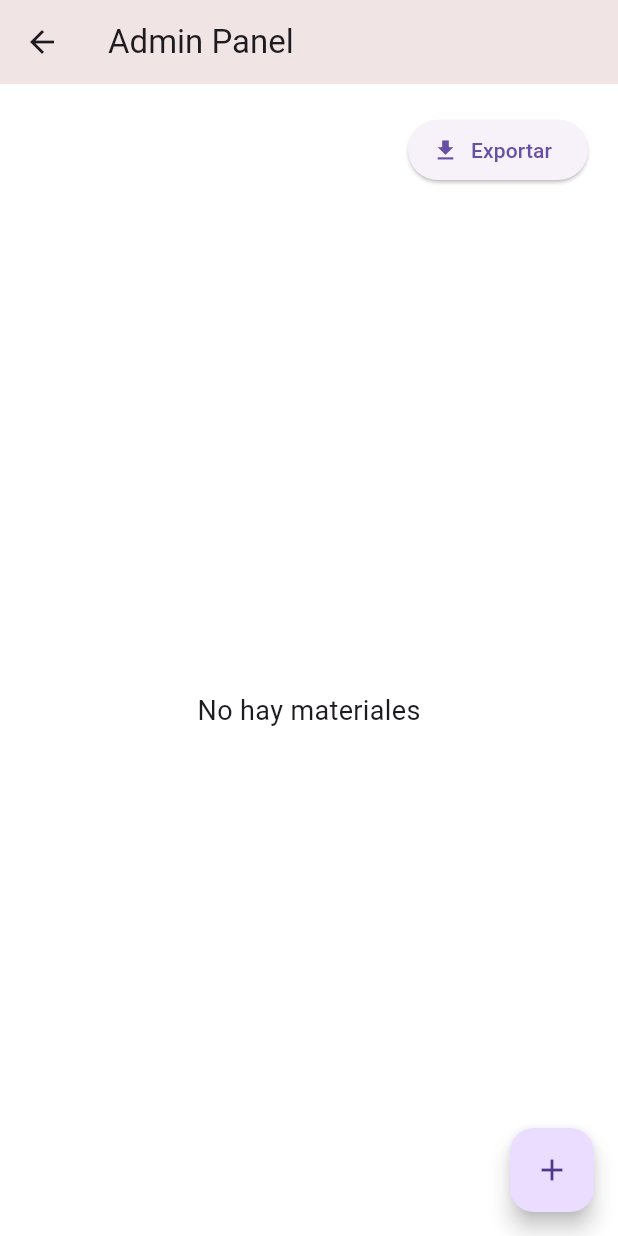
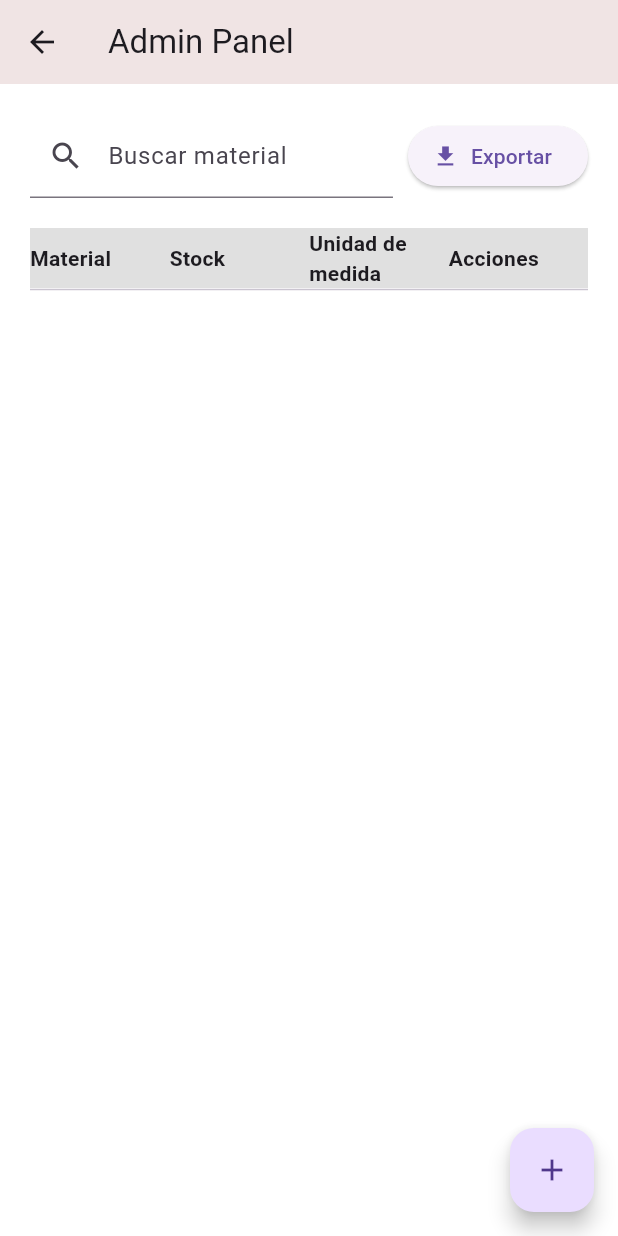
Before and after one commit to Jos1609/Laboratorio, a Flutter app: the HomeAdminScreen screen opened by its route, after a tap on the "add" icon, on a phone screen of 412 x 824 dp. Run offline on Flutter 3.47's test engine with Material 3 defaults, Android fonts, the phone set to English and light mode, and no system bars; our stand-ins replace equatable, file_picker, firebase_auth, firebase_core, firebase_database, font_awesome_flutter; missing offline and left inert: excel; accounts and stored records are empty.

Commit message:
Actualiza material - OK

```diff
--- a/lib/data/repositories/material_repository.dart
+++ b/lib/data/repositories/material_repository.dart
@@ -4,6 +4,8 @@ import 'package:firebase_database/firebase_database.dart';
 class MaterialRepository {
   final DatabaseReference _ref =
       FirebaseDatabase.instance.ref().child('materiales');
+  final DatabaseReference _materialRef = FirebaseDatabase.instance.ref().child('materiales');
+
 
   Future<void> addMaterial(String name, int stock, String unit) async {
     // Usar push() aquí para agregar un nuevo material
@@ -20,8 +22,14 @@ class MaterialRepository {
     }
   }
 
-  Future<void> updateMaterial(String id, Map<String, dynamic> newData) async {
-    await _ref.child(id).update(newData);
+  Future<void> updateMaterial(String id, Map<String, dynamic> updatedData) async {
+    try {
+      await _materialRef.child(id).update(updatedData);
+      print('Material actualizado correctamente: $id');
+    } catch (e) {
+      print('Error al actualizar el material: $e');
+      throw e; // Lanza el error para manejarlo en el UI
+    }
   }
 
   Future<void> deleteMaterial(String id) async {
--- a/lib/ui/screens/admin/home_screen.dart
+++ b/lib/ui/screens/admin/home_screen.dart
@@ -1,12 +1,10 @@
+import 'package:flutter/foundation.dart';
 import 'package:flutter/material.dart';
 import 'package:laboratorio/core/constants/app_colors.dart';
 import 'package:laboratorio/data/repositories/material_repository.dart';
 import 'package:laboratorio/ui/widgets/update_material_screen.dart';
 import 'package:firebase_database/firebase_database.dart';
 import 'package:file_picker/file_picker.dart';
-//import 'package:path_provider/path_provider.dart';
-//import 'package:permission_handler/permission_handler.dart';
-
 import 'dart:io';
 import 'package:excel/excel.dart';
 
@@ -21,9 +19,12 @@ class _HomeAdminScreenState extends State<HomeAdminScreen> {
   final MaterialRepository _materialRepo = MaterialRepository();
   late DatabaseReference _materialRef;
   List<Map<dynamic, dynamic>> materials = [];
+  List<Map<dynamic, dynamic>> filteredMaterials = [];
+  String searchQuery = "";
 
   @override
   void initState() {
+    _testFirebaseConnection();
     super.initState();
     _materialRef = FirebaseDatabase.instance.ref().child('materiales');
     _materialRef.onValue.listen((event) {
@@ -31,8 +32,47 @@ class _HomeAdminScreenState extends State<HomeAdminScreen> {
           ? Map<dynamic, dynamic>.from(event.snapshot.value as Map)
           : {};
       setState(() {
-        materials = data.values.toList().cast<Map<dynamic, dynamic>>();
+        materials = data.entries.map((entry) {
+          // Asegúrate de que cada material tenga un ID
+          return {
+            'id': entry.key, // Aquí estamos asignando el ID
+            'name': entry.value['name'],
+            'stock': entry.value['stock'],
+            'unit': entry.value['unit'],
+          };
+        }).toList();
+        _filterMaterials(); // Filtrar materiales después de cargar los datos
       });
+    });
+  }
+
+  Future<void> _testFirebaseConnection() async {
+    try {
+      DatabaseEvent event = await FirebaseDatabase.instance
+          .ref('materiales')
+          .limitToFirst(1)
+          .once();
+      print('Test query result: ${event.snapshot.value}');
+    } catch (e) {
+      print('Error en test query: $e');
+    }
+  }
+
+  void _filterMaterials() {
+    setState(() {
+      filteredMaterials = materials
+          .where((material) => material['name']
+              .toString()
+              .toLowerCase()
+              .contains(searchQuery.toLowerCase()))
+          .toList();
+    });
+  }
+
+  void _onSearchChanged(String value) {
+    setState(() {
+      searchQuery = value;
+      _filterMaterials();
     });
   }
 
@@ -43,20 +83,29 @@ class _HomeAdminScreenState extends State<HomeAdminScreen> {
       allowedExtensions: ['xlsx'],
     );
 
-    if (result != null) {
-      var bytes = File(result.files.single.path!).readAsBytesSync();
+    if (result != null && result.files.isNotEmpty) {
+      var bytes;
+
+      // Verificar si estamos en la web
+      if (kIsWeb) {
+        bytes = result.files.first.bytes;
+      } else {
+        String? filePath = result.files.single.path;
+        if (filePath != null) {
+          bytes = File(filePath).readAsBytesSync();
+        }
+      }
+
+      if (bytes != null) {
         var excel = Excel.decodeBytes(bytes);
 
         for (var table in excel.tables.keys) {
           for (var row in excel.tables[table]!.rows) {
-          // Acceder al valor directamente desde la propiedad .value de la celda
-          String materialName =
-              row[0]?.value?.toString() ?? ''; // Convertir a String
+            String materialName = row[0]?.value?.toString() ?? '';
             int? stock = (row[1]?.value is int)
                 ? (row[1]?.value as int)
-              : int.tryParse(row[1]?.value?.toString() ??
-                  ''); // Convertir a int si es necesario
-          String unit = row[2]?.value?.toString() ?? ''; // Convertir a String
+                : int.tryParse(row[1]?.value?.toString() ?? '');
+            String unit = row[2]?.value?.toString() ?? '';
 
             // Validar que los datos no sean nulos o vacíos
             if (materialName.isNotEmpty && stock != null && unit.isNotEmpty) {
@@ -85,10 +134,17 @@ class _HomeAdminScreenState extends State<HomeAdminScreen> {
             duration: Duration(seconds: 2),
           ),
         );
+      } else {
+        print("No se pudo leer el contenido del archivo.");
+      }
+    } else {
+      print("No se seleccionó ningún archivo.");
     }
   }
 
-  Future<void> _exportMaterials() async {}
+  Future<void> _exportMaterials() async {
+    // Implementar la lógica de exportación aquí
+  }
 
   @override
   Widget build(BuildContext context) {
@@ -101,54 +157,73 @@ class _HomeAdminScreenState extends State<HomeAdminScreen> {
         padding: const EdgeInsets.all(20.0),
         child: Column(
           children: [
-            Align(
-              alignment: Alignment.topRight,
-              child: ElevatedButton.icon(
+            Row(
+              mainAxisAlignment: MainAxisAlignment.spaceBetween,
+              children: [
+                Expanded(
+                  child: TextField(
+                    onChanged: _onSearchChanged,
+                    decoration: InputDecoration(
+                      labelText: 'Buscar material',
+                      prefixIcon: Icon(Icons.search),
+                    ),
+                  ),
+                ),
+                const SizedBox(width: 10),
+                ElevatedButton.icon(
                   onPressed: _exportMaterials,
                   icon: const Icon(Icons.download),
                   label: const Text('Exportar'),
                 ),
+              ],
             ),
             const SizedBox(height: 20),
+            Container(
+              color: Colors.grey[300],
+              child: Row(
+                children: const [
+                  Expanded(child: Text('Material', style: TextStyle(fontWeight: FontWeight.bold))),
+                  Expanded(child: Text('Stock', style: TextStyle(fontWeight: FontWeight.bold))),
+                  Expanded(child: Text('Unidad de medida', style: TextStyle(fontWeight: FontWeight.bold))),
+                  Expanded(child: Text('Acciones', style: TextStyle(fontWeight: FontWeight.bold))),
+                ],
+              ),
+            ),
+            const Divider(height: 2),
             Expanded(
-              child: materials.isEmpty
-                  ? const Center(
-                      child: Text(
-                        'No hay materiales',
-                        style: TextStyle(fontSize: 18),
-                      ),
-                    )
-                  : SingleChildScrollView(
-                      scrollDirection: Axis.horizontal,
-                      child: DataTable(
-                        columns: const [
-                          DataColumn(label: Text('Material')),
-                          DataColumn(label: Text('Stock')),
-                          DataColumn(label: Text('Unidad de medida')),
-                          DataColumn(label: Text('Acciones')),
-                        ],
-                        rows: materials.map((material) {
-                          return DataRow(cells: [
-                            DataCell(Text(material['name'])),
-                            DataCell(Text(material['stock'].toString())),
-                            DataCell(Text(material['unit'])),
-                            DataCell(
-                              IconButton(
+              child: SingleChildScrollView(
+                child: Column(
+                  children: filteredMaterials.map((material) {
+                    return Row(
+                      children: [
+                        Expanded(child: Text(material['name'])),
+                        Expanded(child: Text(material['stock'].toString())),
+                        Expanded(child: Text(material['unit'])),
+                        Expanded(
+                          child: IconButton(
                             icon: const Icon(Icons.edit),
                             onPressed: () {
                               showDialog(
                                 context: context,
                                 builder: (BuildContext context) {
+                                  // Usar el mapa material aquí
                                   return Dialog(
-                                        child: UpdateMaterialScreen(
-                                            material: material),
+                                    child: UpdateMaterialCard(
+                                      material: {
+                                        'id': material['id'], // Asegúrate de que el ID esté aquí
+                                        'name': material['name'],
+                                        'stock': material['stock'],
+                                        'unit': material['unit'],
+                                      },
+                                    ),
                                   );
                                 },
                               );
                             },
                           ),
                         ),
-                          ]);
+                      ],
+                    );
                   }).toList(),
                 ),
               ),
--- a/lib/ui/widgets/update_material_screen.dart
+++ b/lib/ui/widgets/update_material_screen.dart
@@ -1,26 +1,36 @@
-// Ubicación del archivo: lib/ui/widgets/update_material_screen.dart
 import 'package:flutter/material.dart';
 import 'package:laboratorio/data/repositories/material_repository.dart';
 
-class UpdateMaterialScreen extends StatelessWidget {
-  final Map material;
+class UpdateMaterialCard extends StatelessWidget {
+  final Map<String, dynamic> material; // Define el mapa como String y dinámico
 
-  const UpdateMaterialScreen({super.key, required this.material});
+  const UpdateMaterialCard({super.key, required this.material});
 
   @override
   Widget build(BuildContext context) {
-    final TextEditingController nameController = TextEditingController(text: material['name']);
-    final TextEditingController stockController = TextEditingController(text: material['stock'].toString());
-    final TextEditingController unitController = TextEditingController(text: material['unit']);
+    final TextEditingController nameController =
+        TextEditingController(text: material['name']);
+    final TextEditingController stockController =
+        TextEditingController(text: material['stock'].toString());
+    final TextEditingController unitController =
+        TextEditingController(text: material['unit']);
 
-    return Padding(
+    return Card(
+      shape: RoundedRectangleBorder(
+        borderRadius: BorderRadius.circular(12),
+      ),
+      elevation: 4,
+      child: Padding(
         padding: const EdgeInsets.all(16.0),
+        child: SizedBox(
+          width: 250, // Ajusta el ancho de la tarjeta
           child: Column(
             mainAxisSize: MainAxisSize.min,
             children: [
               TextField(
                 controller: nameController,
-            decoration: const InputDecoration(labelText: 'Nombre del material'),
+                decoration:
+                    const InputDecoration(labelText: 'Nombre del material'),
               ),
               TextField(
                 controller: stockController,
@@ -29,22 +39,56 @@ class UpdateMaterialScreen extends StatelessWidget {
               ),
               TextField(
                 controller: unitController,
-            decoration: const InputDecoration(labelText: 'Unidad de medida'),
+                decoration:
+                    const InputDecoration(labelText: 'Unidad de medida'),
               ),
               const SizedBox(height: 20),
               ElevatedButton(
-            onPressed: () {
+                onPressed: () async {
                   final updatedData = {
+                    'id': material['id'], // Incluye el ID aquí
                     'name': nameController.text,
-                'stock': int.parse(stockController.text),
+                    'stock': int.tryParse(stockController.text) ?? 0,
                     'unit': unitController.text,
                   };
-              MaterialRepository().updateMaterial(material['id'], updatedData);
+
+                  // Validación de campos no vacíos
+                  if (updatedData['name'].isNotEmpty && updatedData['unit'].isNotEmpty) {
+                    if (material['id'] != null) {
+                      try {
+                        print('Actualizando material con ID: ${material['id']}');
+                        await MaterialRepository().updateMaterial(material['id'], updatedData);
+                        ScaffoldMessenger.of(context).showSnackBar(
+                          const SnackBar(
+                              content: Text('Material actualizado correctamente.')),
+                        );
                         Navigator.pop(context);
+                      } catch (e) {
+                        print('Error al actualizar el material: $e');
+                        ScaffoldMessenger.of(context).showSnackBar(
+                          const SnackBar(
+                              content: Text('Error al actualizar el material.')),
+                        );
+                      }
+                    } else {
+                      print('El ID del material es nulo.');
+                      ScaffoldMessenger.of(context).showSnackBar(
+                        const SnackBar(
+                            content: Text('Error: el ID del material es nulo.')),
+                      );
+                    }
+                  } else {
+                    ScaffoldMessenger.of(context).showSnackBar(
+                      const SnackBar(
+                          content: Text('Por favor completa todos los campos.')),
+                    );
+                  }
                 },
                 child: const Text('Guardar cambios'),
+              )
+            ],
           ),
-        ],
+        ),
       ),
     );
   }
```
Lines whose indentation alone changed are shown as unchanged.
